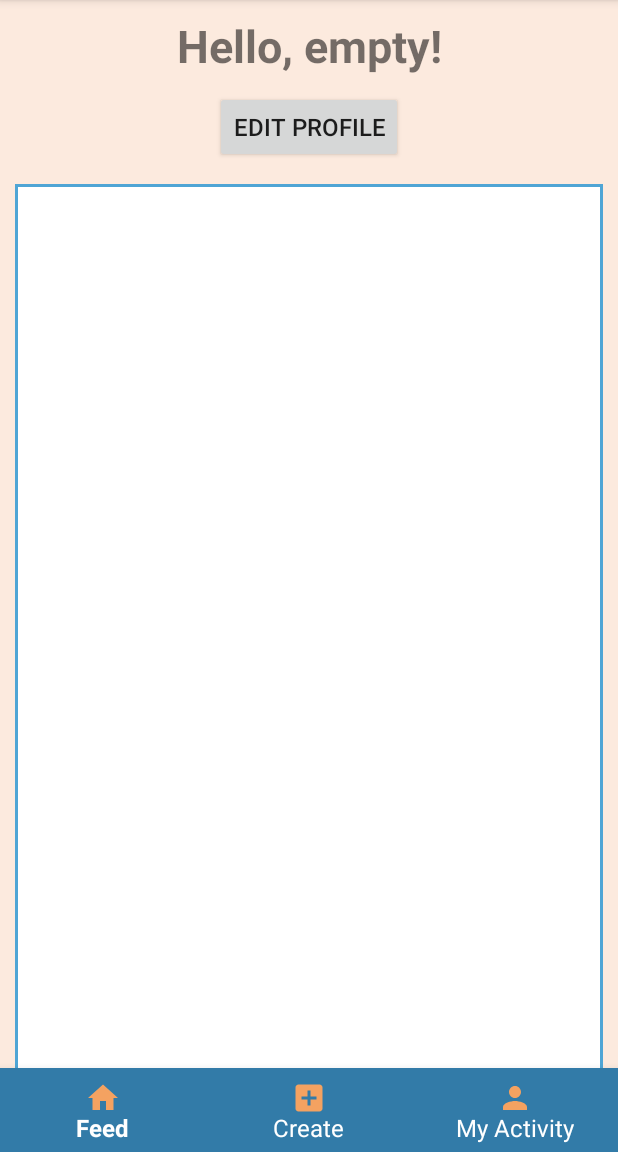
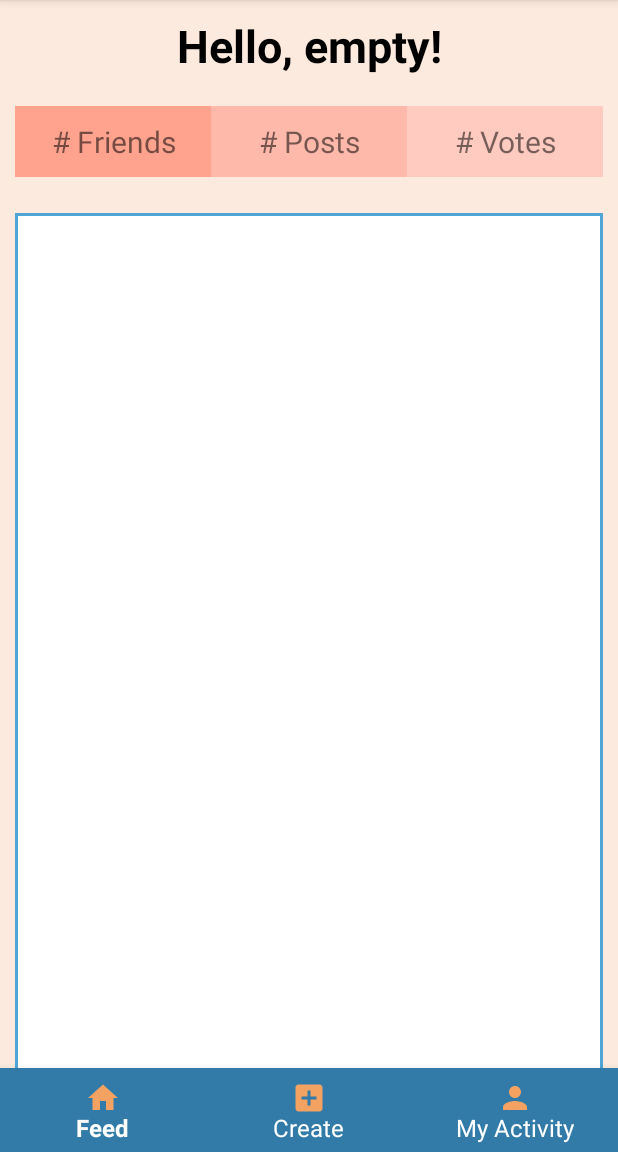
Before and after one commit to WillDinauer/Pikr, an Android app: the MainActivity screen opened directly, with no data from a screen before it, item 3 of the bottom bar chosen, on a phone screen of 412 x 824 dp, the part 84-1236 px from its top. Run offline under Robolectric (Android 15) with nearby library versions, the phone set to English and light mode, and no system bars.

Commit message:
UI Updates Checkpoint1

```diff
--- a/Pikr/app/src/main/java/com/example/pikr/activities/MainActivity.java
+++ b/Pikr/app/src/main/java/com/example/pikr/activities/MainActivity.java
@@ -78,6 +78,9 @@ public class MainActivity extends AppCompatActivity {
             case R.id.add_friends:
                 startActivity(new Intent(this, AddFriendsActivity.class));
                 return true;
+            case R.id.sign_out:
+                startActivity(new Intent(this, LoginActivity.class));
+                return true;
             default:
                 return super.onOptionsItemSelected(item);
         }
--- a/Pikr/app/src/main/java/com/example/pikr/fragments/MyActivityFragment.java
+++ b/Pikr/app/src/main/java/com/example/pikr/fragments/MyActivityFragment.java
@@ -39,19 +39,19 @@ public class MyActivityFragment extends Fragment {
         String nameText = "Hello, " + loginInfo.getName() + "!";
         ((TextView)view.findViewById(R.id.hello_text)).setText(nameText);
 
-        createEditProfileListener(view);
+//        createEditProfileListener(view);
 
         return view;
     }
 
-    private void createEditProfileListener(View view) {
-        Button editProfileButton = view.findViewById(R.id.edit_profile_button);
-
-        editProfileButton.setOnClickListener(new View.OnClickListener() {
-            public void onClick(View v) {
-                // Open registration page and allow user to edit information
-            }
-        });
-
-    }
+//    private void createEditProfileListener(View view) {
+//        Button editProfileButton = view.findViewById(R.id.edit_profile_button);
+//
+//        editProfileButton.setOnClickListener(new View.OnClickListener() {
+//            public void onClick(View v) {
+//                // Open registration page and allow user to edit information
+//            }
+//        });
+//
+//    }
 }
--- a/Pikr/app/src/main/java/com/example/pikr/fragments/PostFragment.java
+++ b/Pikr/app/src/main/java/com/example/pikr/fragments/PostFragment.java
@@ -1,16 +1,19 @@
 package com.example.pikr.fragments;
 
+import android.content.Intent;
 import android.os.Bundle;
 import android.util.Log;
 import android.view.LayoutInflater;
 import android.view.View;
 import android.view.ViewGroup;
+import android.widget.ImageButton;
 
 import androidx.annotation.NonNull;
 import androidx.annotation.Nullable;
 import androidx.fragment.app.Fragment;
 
 import com.example.pikr.R;
+import com.example.pikr.activities.MainActivity;
 
 public class PostFragment extends Fragment {
     public PostFragment(){
@@ -32,6 +35,14 @@ public class PostFragment extends Fragment {
     public View onCreateView(@NonNull LayoutInflater inflater, @Nullable ViewGroup container, @Nullable Bundle savedInstanceState) {
         View view = inflater.inflate(R.layout.fragment_feed_post, container, false);
         Log.d("TEST", "onCreateView()");
+
+        ImageButton imageButton = view.findViewById(R.id.imageButton);
+        imageButton.setOnClickListener(new View.OnClickListener() {
+            @Override
+            public void onClick(View view) {
+                VotingFragment.newInstance();
+            }
+        });
         return view;
     }
 }
--- a/Pikr/app/src/main/res/layout/fragment_feed_post.xml
+++ b/Pikr/app/src/main/res/layout/fragment_feed_post.xml
@@ -5,7 +5,6 @@
     android:layout_width="match_parent"
     android:layout_height="match_parent">
 
-<!--    Text Color won't change no clue why-->
     <TextView
         android:id="@+id/post_title_text"
         android:layout_width="match_parent"
@@ -53,7 +52,7 @@
             android:layout_width="wrap_content"
             android:layout_height="wrap_content"
             android:layout_weight="1"
-            android:background="@color/blue"
+            android:background="@color/light_blue"
             android:textColor="@color/white"
             android:text="@string/previous"/>
 
@@ -66,7 +65,7 @@
             android:layout_width="wrap_content"
             android:layout_height="wrap_content"
             android:layout_weight="1"
-            android:background="@color/blue"
+            android:background="@color/light_blue"
             android:textColor="@color/white"
             android:text="@string/next"/>
     </LinearLayout>
--- a/Pikr/app/src/main/res/layout/fragment_my_activity.xml
+++ b/Pikr/app/src/main/res/layout/fragment_my_activity.xml
@@ -15,23 +15,62 @@
         android:layout_height="wrap_content"
         android:textAlignment="center"
         android:layout_alignParentTop="true"
+        android:textColor="@color/black"
         android:textSize="30sp"
         android:textStyle="bold"
         android:layout_marginBottom="10dp"
         android:text="@string/hello" />
 
-    <Button
-        android:id="@+id/edit_profile_button"
-        android:layout_width="wrap_content"
+    <LinearLayout
+        android:id="@+id/friends_lin_layout"
+        android:layout_width="match_parent"
         android:layout_height="wrap_content"
-        android:layout_centerHorizontal="true"
-        android:layout_below="@id/hello_text"
-        android:text="@string/edit_profile" />
+        android:paddingTop="10dp"
+        android:paddingBottom="10dp"
+        android:layout_below="@+id/hello_text">
+
+        <TextView
+            android:layout_width="match_parent"
+            android:layout_height="match_parent"
+            android:id="@+id/num_friends_text"
+            android:textAlignment="center"
+            android:paddingTop="10dp"
+            android:paddingBottom="10dp"
+            android:textSize="20sp"
+            android:background="@color/mid_red"
+            android:text="@string/friends"
+            android:layout_weight="1"/>
+
+        <TextView
+            android:layout_width="match_parent"
+            android:layout_height="match_parent"
+            android:id="@+id/post_count_text"
+            android:textSize="20sp"
+            android:paddingTop="10dp"
+            android:paddingBottom="10dp"
+            android:background="@color/light_red"
+            android:textAlignment="center"
+            android:text="@string/posts"
+            android:layout_weight="1"/>
+
+        <TextView
+            android:layout_width="match_parent"
+            android:layout_height="match_parent"
+            android:id="@+id/votes_count_text"
+            android:textSize="20sp"
+            android:paddingTop="10dp"
+            android:paddingBottom="10dp"
+            android:background="@color/pale_red"
+            android:textAlignment="center"
+            android:text="@string/votes"
+            android:layout_weight="1"/>
+
+    </LinearLayout>
 
     <androidx.viewpager2.widget.ViewPager2
         android:layout_width="match_parent"
         android:layout_height="match_parent"
-        android:layout_below="@+id/edit_profile_button"
+        android:layout_below="@+id/friends_lin_layout"
         android:layout_marginTop="14dp"
         android:background="@drawable/rectangle"
         android:padding="10dp" />
--- a/Pikr/app/src/main/res/menu/main_menu.xml
+++ b/Pikr/app/src/main/res/menu/main_menu.xml
@@ -2,9 +2,11 @@
 <menu xmlns:app="http://schemas.android.com/apk/res-auto"
     xmlns:android="http://schemas.android.com/apk/res/android">
 
+    <item android:title="@string/add_friends"
+        android:id="@+id/add_friends"/>
     <item android:title="@string/edit_profile"
         android:id="@+id/edit_profile"/>
-    <item android:title="@string/add_friends"
-        android:id="@+id/add_friends"/>
+    <item android:title="@string/sign_out"
+        android:id="@+id/sign_out"/>
 
 </menu>
--- a/Pikr/app/src/main/res/values/colors.xml
+++ b/Pikr/app/src/main/res/values/colors.xml
@@ -8,5 +8,10 @@
     <color name="black">#000000</color>
     <color name="orange_tint">#F4A261</color>
     <color name="background">#FCEADE</color>
+    <color name="mid_red">#FFA38F</color>
+    <color name="light_red">#FFB9AA</color>
+    <color name="pale_red">#FFCABF</color>
+    <color name="light_blue">#3F95CA</color>
+
 
 </resources>
--- a/Pikr/app/src/main/res/values/strings.xml
+++ b/Pikr/app/src/main/res/values/strings.xml
@@ -27,9 +27,13 @@
     <string name="friends_header">Add to friends list!</string>
     <string name="my_friends">My Friends:</string>
     <string name="poster_name">Poster\'s name</string>
-    <string name="current_feed">Current feed:</string>
+    <string name="current_feed">Feed type:</string>
     <string name="save">Save</string>
     <string name="publish_post">Publish post</string>
     <string name="create">Create</string>
     <string name="add_photo">Add Photo</string>
+    <string name="friends"># Friends</string>
+    <string name="posts"># Posts</string>
+    <string name="votes"># Votes</string>
+    <string name="sign_out">Sign Out</string>
 </resources>
```
Also changed, not shown: Pikr/app/src/main/java/com/example/pikr/fragments/VotingFragment.java (added, +46 -0 lines), Pikr/app/src/main/res/layout/fragment_vote.xml (added, +50 -0 lines).
